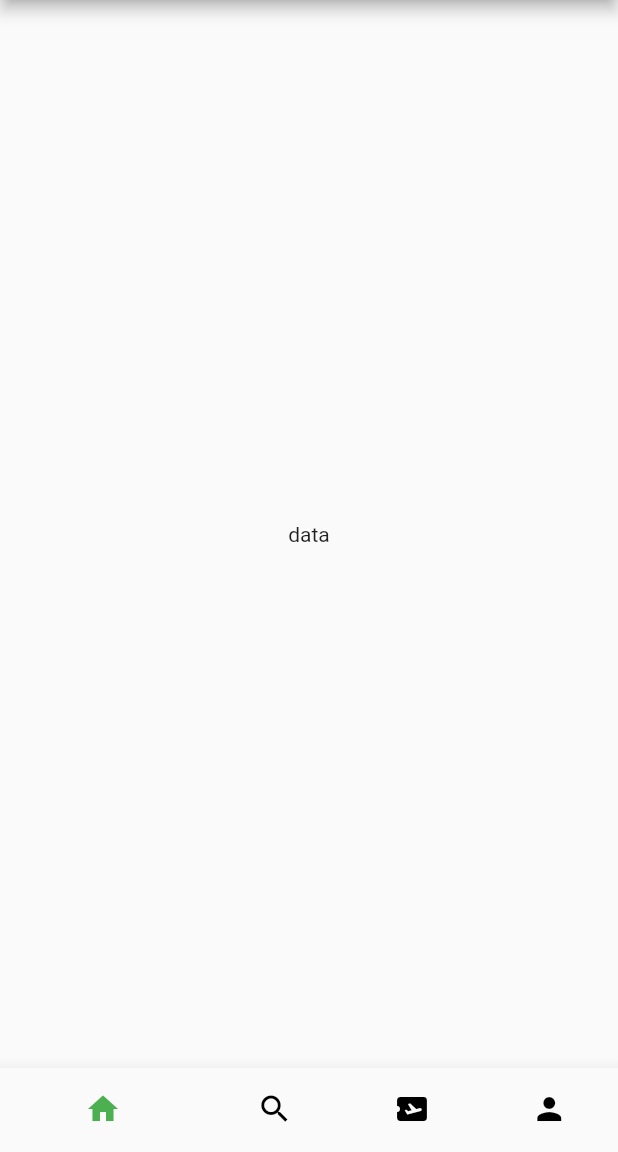
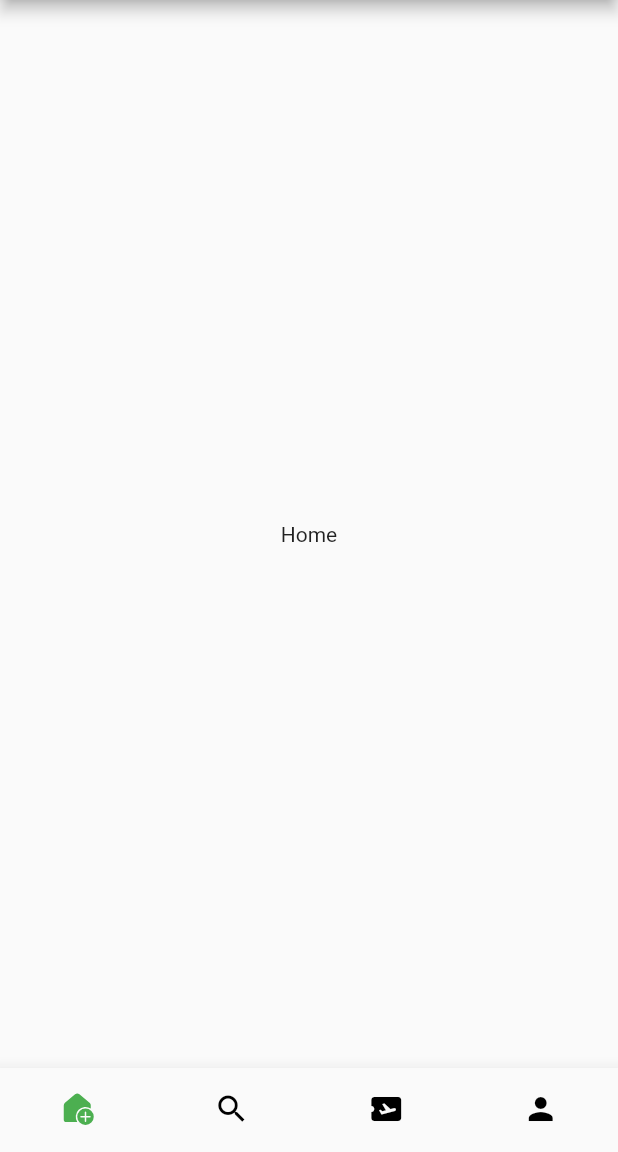
Before and after one commit to Mustack-Rabbi/Flutter_Class-04_Assignment, a Flutter app: the screen it shows after launch, on a phone screen of 412 x 824 dp, the part 84-1236 px from its top. Run offline on Flutter 3.47's test engine with Material 2 defaults, Android fonts, the phone set to English and light mode, and no system bars; our stand-ins replace fluentui_icons.

Commit message:
add packeg.. etc

```diff
--- a/lib/screen/bottom_bar.dart
+++ b/lib/screen/bottom_bar.dart
@@ -1,7 +1,11 @@
+import 'package:fluentui_icons/fluentui_icons.dart';
 import 'package:flutter/material.dart';
 
 class BottomBar extends StatefulWidget {
-  const BottomBar({Key? key}) : super(key: key);
+  const BottomBar({Key? key, required this.onTap, required this.currentIndext})
+      : super(key: key);
+  final void Function(int) onTap;
+  final int currentIndext;
 
   @override
   State<BottomBar> createState() => _BottomBarState();
@@ -11,17 +15,27 @@ class _BottomBarState extends State<BottomBar> {
   @override
   Widget build(BuildContext context) {
     return BottomNavigationBar(
+        type: BottomNavigationBarType.fixed,
+        currentIndex: widget.currentIndext,
+        onTap: widget.onTap,
         elevation: 10,
         showSelectedLabels: false,
         showUnselectedLabels: false,
         selectedItemColor: Colors.green,
         unselectedItemColor: Colors.black,
         items: [
-          BottomNavigationBarItem(icon: Icon(Icons.home), label: "Home"),
-          BottomNavigationBarItem(icon: Icon(Icons.search), label: "Search"),
           BottomNavigationBarItem(
+              icon: Icon(
+                FluentSystemIcons.ic_fluent_home_regular,
+              ),
+              activeIcon: Icon(FluentSystemIcons.ic_fluent_home_add_filled),
+              label: "Home"),
+          const BottomNavigationBarItem(
+              icon: Icon(Icons.search), label: "Search"),
+          const BottomNavigationBarItem(
               icon: Icon(Icons.airplane_ticket), label: "Ticket"),
-          BottomNavigationBarItem(icon: Icon(Icons.person), label: "Profile"),
+          const BottomNavigationBarItem(
+              icon: Icon(Icons.person), label: "Profile"),
         ]);
   }
 }
--- a/lib/screen/home.dart
+++ b/lib/screen/home.dart
@@ -1,15 +1,40 @@
 import 'package:class_04_assignment/screen/bottom_bar.dart';
 import 'package:flutter/material.dart';
 
-class HomePage extends StatelessWidget {
+class HomePage extends StatefulWidget {
+  static final List<Widget> _widgetOptions = <Widget>[
+    const Text("Home"),
+    const Text("Search"),
+    const Text("Ticket"),
+    const Text("Profile"),
+  ];
+
   const HomePage({Key? key}) : super(key: key);
+
+  @override
+  State<HomePage> createState() => _HomePageState();
+}
+
+class _HomePageState extends State<HomePage> {
+  int _selectedIndex = 0;
+
+  void _onItemTapped(int index) {
+    setState(() {
+      _selectedIndex = index;
+    });
+
+    print('$_selectedIndex');
+  }
 
   @override
   Widget build(BuildContext context) {
     return Scaffold(
-      appBar: AppBar(title: Text("Class 04 Assignment")),
-      body: Center(child: Text("data")),
-      bottomNavigationBar: BottomBar(),
+      appBar: AppBar(title: const Text("Class 04 Assignment")),
+      body: Center(child: HomePage._widgetOptions[_selectedIndex]),
+      bottomNavigationBar: BottomBar(
+        onTap: _onItemTapped,
+        currentIndext: _selectedIndex,
+      ),
     );
   }
 }
```
